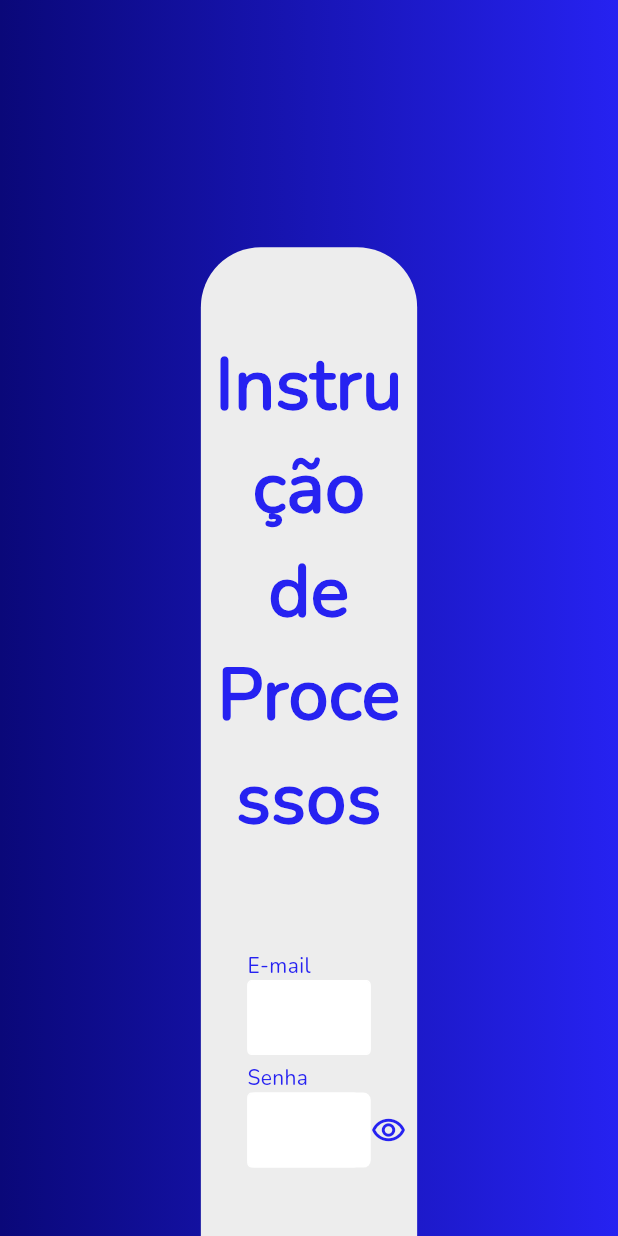
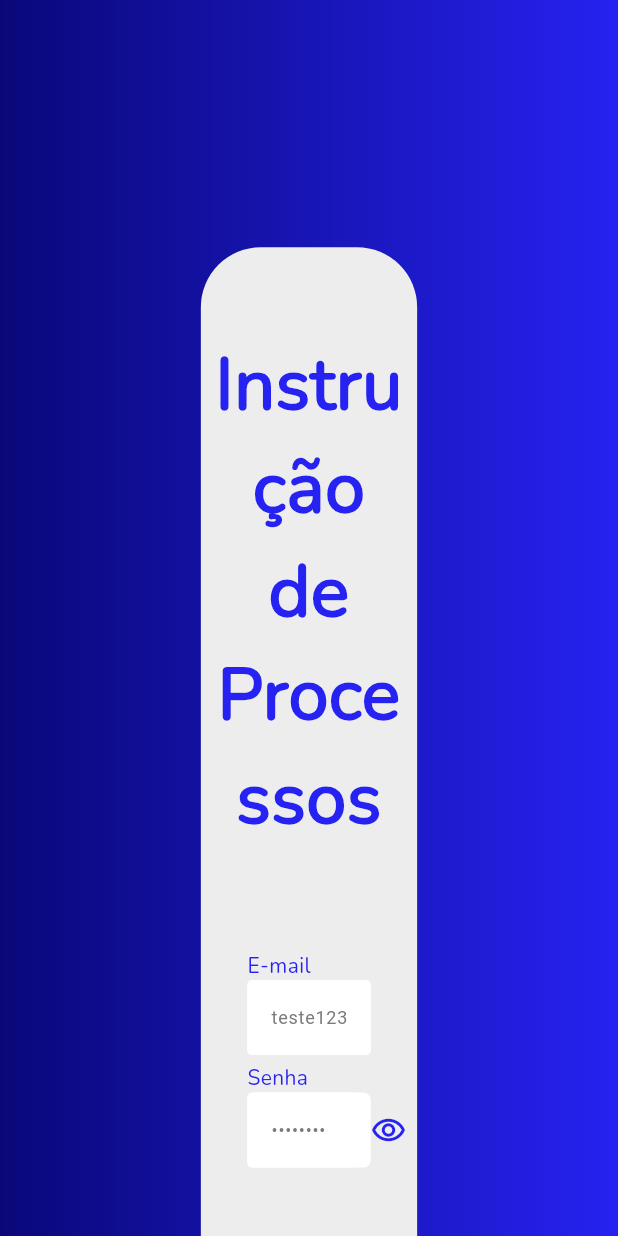
Before and after one commit to resilvajr1610/instrucao_de_processos, a Flutter app: the screen it shows after launch, on a phone screen of 412 x 824 dp. Run offline on Flutter 3.47's test engine with Material 3 defaults, Android fonts, the phone set to English and light mode, and no system bars; our stand-ins replace cloud_firestore, file_picker, firebase_auth, firebase_core, firebase_storage, image_picker and 2 more; accounts and stored records are empty.

Commit message:
ajuste erro tempo

```diff
--- a/lib/telas/login_tela.dart
+++ b/lib/telas/login_tela.dart
@@ -6,7 +6,6 @@ import 'package:instrucao_de_processos/utilidades/cores.dart';
 import 'package:instrucao_de_processos/widgets/caixa_texto.dart';
 import 'package:instrucao_de_processos/widgets/snackBars.dart';
 import 'package:instrucao_de_processos/widgets/texto_padrao.dart';
-import '../utilidades/variavel_estatica.dart';
 import '../widgets/botao_padrao.dart';
 import 'package:firebase_auth/firebase_auth.dart';
 import 'package:cloud_firestore/cloud_firestore.dart';
@@ -20,11 +19,11 @@ class LoginTela extends StatefulWidget {
 
 class _LoginTelaState extends State<LoginTela> {
 
-  // var email = TextEditingController(text: 'teste123@gmail.com');
-  // var senha = TextEditingController(text: 'senha123');
-
-  var email = TextEditingController();
-  var senha = TextEditingController();
+  var email = TextEditingController(text: 'teste123@gmail.com');
+  var senha = TextEditingController(text: 'senha123');
+  //
+  // var email = TextEditingController();
+  // var senha = TextEditingController();
 
   bool obscure = true;
   bool carregandoConta = true;
--- a/lib/widgets/item_etapa3_titulo.dart
+++ b/lib/widgets/item_etapa3_titulo.dart
@@ -63,7 +63,7 @@ class ItemEtapa3Titulo extends StatelessWidget {
               SizedBox(width: 10,),
               TextoPadrao(
                 texto: dadoString2
-                    ?BadStateString(dadosEspecificacao, item2):dadosInt?'${(int.parse(BadStateString(dadosEspecificacao, item2))/60).toStringAsFixed(0)} minutos'
+                    ?BadStateString(dadosEspecificacao, item2):dadosInt?'${(int.parse(BadStateString(dadosEspecificacao, item2)==''?'0':BadStateString(dadosEspecificacao, item2))/60).toStringAsFixed(0)} minutos'
                     :BadStateList(dadosEspecificacao, item2).toString().replaceAll('[', '').replaceAll(']', '').toString(),
                 cor: Cores.cinzaTextoEscuro,
                 maxLines: 2,
```
Also changed, not shown: 1 other file.
